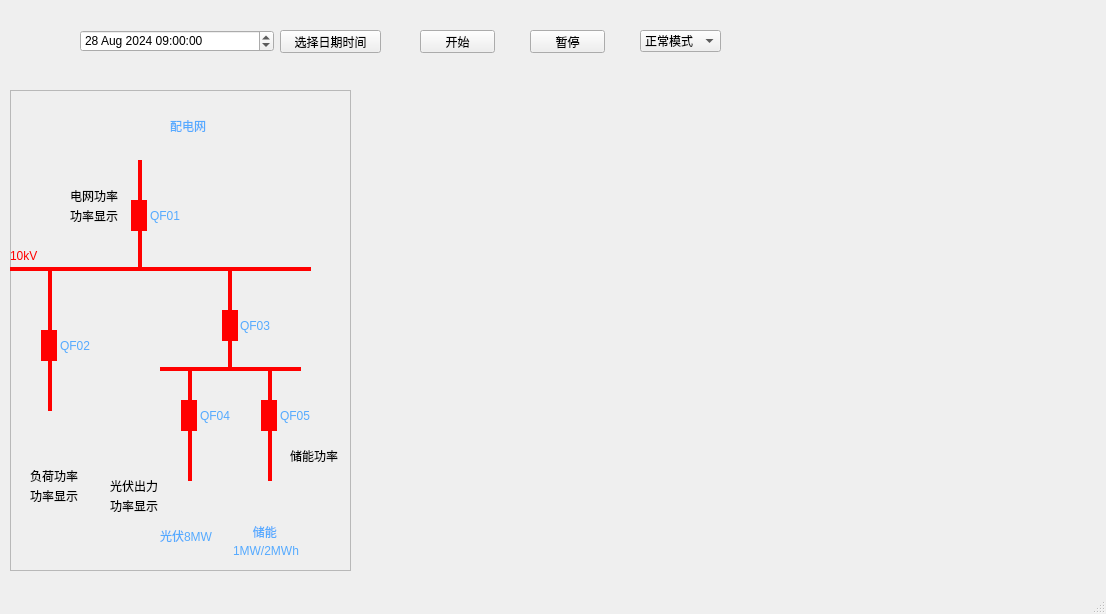
First picture: the form in mainwindow.ui, repository TranquilityOcean/hubei_pro, before the edit.
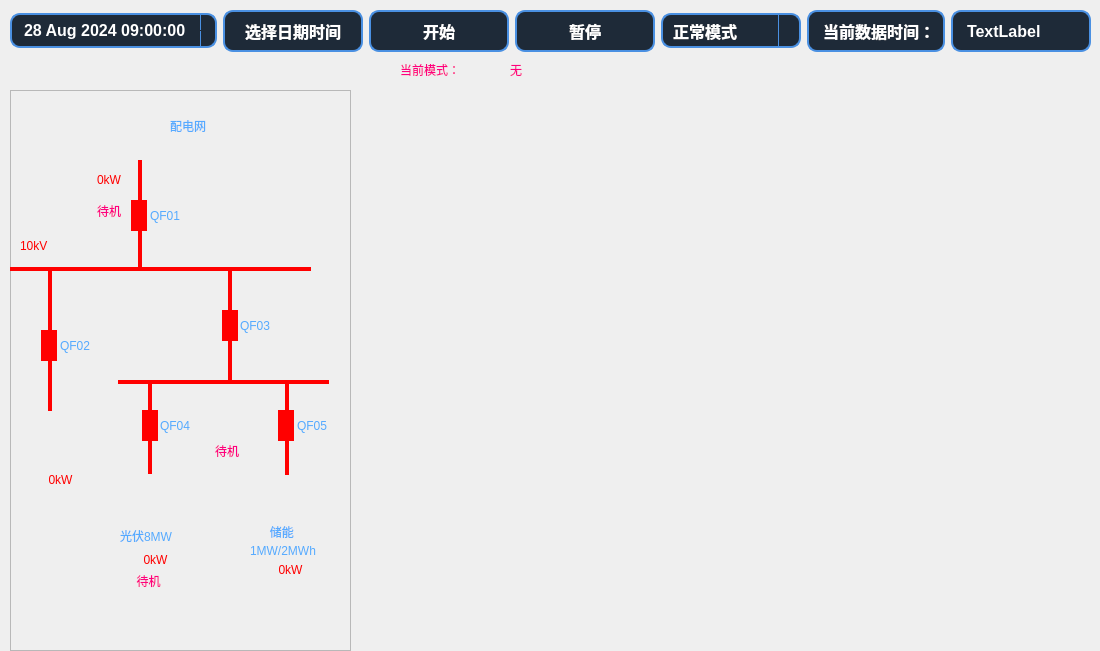
Second picture: the form after the edit. Icons and pictures are not drawn. Custom widgets are drawn as their Qt base class.

Commit message: 1.完成初版的开发，具备预定的所有功能，界面运行正常

Diff of the .ui file:
```diff
--- a/mainwindow.ui
+++ b/mainwindow.ui
@@ -6,12 +6,25 @@
    <rect>
     <x>0</x>
     <y>0</y>
-    <width>1106</width>
-    <height>614</height>
+    <width>1100</width>
+    <height>651</height>
    </rect>
   </property>
+  <property name="sizePolicy">
+   <sizepolicy hsizetype="Fixed" vsizetype="Fixed">
+    <horstretch>0</horstretch>
+    <verstretch>0</verstretch>
+   </sizepolicy>
+  </property>
   <property name="windowTitle">
-   <string>MainWindow</string>
+   <string>湖北电能微网数据可视化工具</string>
+  </property>
+  <property name="windowIcon">
+   <iconset resource="hubei_resource.qrc">
+    <normaloff>:/icon/images/micro.png</normaloff>:/icon/images/micro.png</iconset>
+  </property>
+  <property name="styleSheet">
+   <string notr="true"/>
   </property>
   <widget class="QWidget" name="centralwidget">
    <widget class="QFrame" name="frame">
@@ -20,7 +33,7 @@
       <x>10</x>
       <y>90</y>
       <width>341</width>
-      <height>481</height>
+      <height>561</height>
      </rect>
     </property>
     <property name="sizePolicy">
@@ -77,10 +90,10 @@
     <widget class="Line" name="line_guangFu">
      <property name="geometry">
       <rect>
-       <x>170</x>
-       <y>280</y>
+       <x>130</x>
+       <y>293</y>
        <width>20</width>
-       <height>111</height>
+       <height>91</height>
       </rect>
      </property>
      <property name="styleSheet">
@@ -102,7 +115,7 @@
     <widget class="QLabel" name="label_14">
      <property name="geometry">
       <rect>
-       <x>150</x>
+       <x>110</x>
        <y>430</y>
        <width>71</width>
        <height>31</height>
@@ -119,7 +132,7 @@
     <widget class="QLabel" name="label_4">
      <property name="geometry">
       <rect>
-       <x>154</x>
+       <x>114</x>
        <y>390</y>
        <width>51</width>
        <height>41</height>
@@ -138,8 +151,8 @@
     <widget class="QLabel" name="label_19">
      <property name="geometry">
       <rect>
-       <x>171</x>
-       <y>310</y>
+       <x>132</x>
+       <y>320</y>
        <width>16</width>
        <height>31</height>
       </rect>
@@ -154,10 +167,10 @@
     <widget class="Line" name="line_5">
      <property name="geometry">
       <rect>
-       <x>150</x>
-       <y>271</y>
-       <width>141</width>
-       <height>16</height>
+       <x>108</x>
+       <y>282</y>
+       <width>211</width>
+       <height>20</height>
       </rect>
      </property>
      <property name="styleSheet">
@@ -179,7 +192,7 @@
        <x>210</x>
        <y>180</y>
        <width>20</width>
-       <height>101</height>
+       <height>110</height>
       </rect>
      </property>
      <property name="styleSheet">
@@ -201,8 +214,8 @@
     <widget class="QLabel" name="label_12">
      <property name="geometry">
       <rect>
-       <x>190</x>
-       <y>310</y>
+       <x>150</x>
+       <y>320</y>
        <width>71</width>
        <height>31</height>
       </rect>
@@ -251,7 +264,7 @@
     <widget class="QLabel" name="label_15">
      <property name="geometry">
       <rect>
-       <x>223</x>
+       <x>240</x>
        <y>420</y>
        <width>101</width>
        <height>61</height>
@@ -348,10 +361,10 @@
     <widget class="QWidget" name="widget_battery" native="true">
      <property name="geometry">
       <rect>
-       <x>290</x>
-       <y>390</y>
-       <width>41</width>
-       <height>61</height>
+       <x>180</x>
+       <y>370</y>
+       <width>71</width>
+       <height>81</height>
       </rect>
      </property>
     </widget>
@@ -377,10 +390,10 @@
     <widget class="Line" name="line_chuNeng">
      <property name="geometry">
       <rect>
-       <x>250</x>
-       <y>280</y>
+       <x>267</x>
+       <y>294</y>
        <width>20</width>
-       <height>111</height>
+       <height>91</height>
       </rect>
      </property>
      <property name="styleSheet">
@@ -402,8 +415,8 @@
     <widget class="QLabel" name="label_20">
      <property name="geometry">
       <rect>
-       <x>251</x>
-       <y>310</y>
+       <x>268</x>
+       <y>320</y>
        <width>16</width>
        <height>31</height>
       </rect>
@@ -451,7 +464,7 @@
     <widget class="QLabel" name="label_5">
      <property name="geometry">
       <rect>
-       <x>240</x>
+       <x>257</x>
        <y>390</y>
        <width>41</width>
        <height>41</height>
@@ -470,9 +483,9 @@
     <widget class="QLabel" name="label_13">
      <property name="geometry">
       <rect>
-       <x>270</x>
-       <y>310</y>
-       <width>71</width>
+       <x>287</x>
+       <y>320</y>
+       <width>41</width>
        <height>31</height>
       </rect>
      </property>
@@ -512,112 +525,208 @@
     <widget class="QLabel" name="label_18">
      <property name="geometry">
       <rect>
-       <x>0</x>
-       <y>150</y>
+       <x>10</x>
+       <y>140</y>
        <width>71</width>
        <height>31</height>
       </rect>
      </property>
      <property name="styleSheet">
-      <string notr="true">color: rgb(85, 170, 255);
-color: rgb(255, 0, 0);
-font: 75 10pt &quot;微软雅黑&quot;;</string>
+      <string notr="true">color: rgb(255, 0, 0);
+font: 75 12pt &quot;微软雅黑&quot;;</string>
      </property>
      <property name="text">
       <string>10kV</string>
      </property>
     </widget>
-    <widget class="QLabel" name="label">
+    <widget class="QLabel" name="label_chuNeng">
      <property name="geometry">
       <rect>
-       <x>280</x>
-       <y>360</y>
-       <width>54</width>
-       <height>12</height>
+       <x>220</x>
+       <y>470</y>
+       <width>121</width>
+       <height>20</height>
       </rect>
      </property>
-     <property name="text">
-      <string>储能功率</string>
+     <property name="styleSheet">
+      <string notr="true">color: rgb(255, 0, 0);
+font: 75 12pt &quot;微软雅黑&quot;;</string>
      </property>
-    </widget>
-    <widget class="QLabel" name="label_6">
-     <property name="geometry">
-      <rect>
-       <x>100</x>
-       <y>390</y>
-       <width>54</width>
-       <height>12</height>
-      </rect>
-     </property>
      <property name="text">
-      <string>光伏出力</string>
+      <string>0kW</string>
      </property>
-    </widget>
-    <widget class="QLabel" name="label_7">
-     <property name="geometry">
-      <rect>
-       <x>100</x>
-       <y>410</y>
-       <width>54</width>
-       <height>12</height>
-      </rect>
+     <property name="alignment">
+      <set>Qt::AlignCenter</set>
      </property>
-     <property name="text">
-      <string>功率显示</string>
-     </property>
     </widget>
     <widget class="QLabel" name="label_22">
      <property name="geometry">
       <rect>
-       <x>60</x>
-       <y>100</y>
-       <width>54</width>
-       <height>12</height>
+       <x>10</x>
+       <y>80</y>
+       <width>101</width>
+       <height>20</height>
       </rect>
      </property>
-     <property name="text">
-      <string>电网功率</string>
+     <property name="styleSheet">
+      <string notr="true">color: rgb(255, 0, 0);
+font: 75 12pt &quot;微软雅黑&quot;;
+</string>
      </property>
-    </widget>
-    <widget class="QLabel" name="label_23">
-     <property name="geometry">
-      <rect>
-       <x>60</x>
-       <y>120</y>
-       <width>54</width>
-       <height>12</height>
-      </rect>
-     </property>
      <property name="text">
-      <string>功率显示</string>
+      <string>0kW</string>
      </property>
+     <property name="alignment">
+      <set>Qt::AlignRight|Qt::AlignTrailing|Qt::AlignVCenter</set>
+     </property>
     </widget>
     <widget class="QLabel" name="label_24">
      <property name="geometry">
       <rect>
-       <x>20</x>
+       <x>0</x>
        <y>380</y>
-       <width>54</width>
-       <height>12</height>
+       <width>101</width>
+       <height>20</height>
       </rect>
      </property>
+     <property name="styleSheet">
+      <string notr="true">color: rgb(255, 0, 0);
+font: 75 12pt &quot;微软雅黑&quot;;</string>
+     </property>
      <property name="text">
-      <string>负荷功率</string>
+      <string>0kW</string>
      </property>
+     <property name="alignment">
+      <set>Qt::AlignCenter</set>
+     </property>
     </widget>
     <widget class="QLabel" name="label_25">
      <property name="geometry">
       <rect>
-       <x>20</x>
-       <y>400</y>
+       <x>80</x>
+       <y>460</y>
+       <width>131</width>
+       <height>20</height>
+      </rect>
+     </property>
+     <property name="styleSheet">
+      <string notr="true">color: rgb(255, 0, 0);
+font: 75 12pt &quot;微软雅黑&quot;;</string>
+     </property>
+     <property name="text">
+      <string>0kW</string>
+     </property>
+     <property name="alignment">
+      <set>Qt::AlignCenter</set>
+     </property>
+    </widget>
+    <widget class="QLabel" name="label">
+     <property name="geometry">
+      <rect>
+       <x>190</x>
+       <y>350</y>
        <width>54</width>
-       <height>12</height>
+       <height>21</height>
       </rect>
      </property>
+     <property name="styleSheet">
+      <string notr="true">color: rgb(255, 0, 127);
+font: 75 12pt &quot;微软雅黑&quot;;</string>
+     </property>
      <property name="text">
-      <string>功率显示</string>
+      <string>待机</string>
      </property>
+     <property name="alignment">
+      <set>Qt::AlignCenter</set>
+     </property>
     </widget>
+    <widget class="QLabel" name="label_pv_status">
+     <property name="geometry">
+      <rect>
+       <x>63</x>
+       <y>480</y>
+       <width>151</width>
+       <height>21</height>
+      </rect>
+     </property>
+     <property name="styleSheet">
+      <string notr="true">color: rgb(255, 0, 127);
+font: 75 12pt &quot;微软雅黑&quot;;</string>
+     </property>
+     <property name="text">
+      <string>待机</string>
+     </property>
+     <property name="alignment">
+      <set>Qt::AlignCenter</set>
+     </property>
+    </widget>
+    <widget class="QLabel" name="label_GridStatus">
+     <property name="geometry">
+      <rect>
+       <x>10</x>
+       <y>110</y>
+       <width>101</width>
+       <height>21</height>
+      </rect>
+     </property>
+     <property name="styleSheet">
+      <string notr="true">color: rgb(255, 0, 127);
+font: 75 12pt &quot;微软雅黑&quot;;</string>
+     </property>
+     <property name="text">
+      <string>待机</string>
+     </property>
+     <property name="alignment">
+      <set>Qt::AlignRight|Qt::AlignTrailing|Qt::AlignVCenter</set>
+     </property>
+    </widget>
+    <widget class="ArrowLabel" name="label_arrow">
+     <property name="geometry">
+      <rect>
+       <x>117</x>
+       <y>80</y>
+       <width>21</width>
+       <height>21</height>
+      </rect>
+     </property>
+     <property name="text">
+      <string/>
+     </property>
+    </widget>
+    <zorder>label_21</zorder>
+    <zorder>line_2</zorder>
+    <zorder>label_14</zorder>
+    <zorder>label_4</zorder>
+    <zorder>label_QF04</zorder>
+    <zorder>line_5</zorder>
+    <zorder>line_4</zorder>
+    <zorder>label_12</zorder>
+    <zorder>label_QF03</zorder>
+    <zorder>label_11</zorder>
+    <zorder>label_15</zorder>
+    <zorder>label_QF01</zorder>
+    <zorder>label_10</zorder>
+    <zorder>line_dianWang</zorder>
+    <zorder>label_3</zorder>
+    <zorder>widget_battery</zorder>
+    <zorder>label_2</zorder>
+    <zorder>line_chuNeng</zorder>
+    <zorder>label_QF05</zorder>
+    <zorder>label_9</zorder>
+    <zorder>label_5</zorder>
+    <zorder>label_13</zorder>
+    <zorder>line_fuZai</zorder>
+    <zorder>label_18</zorder>
+    <zorder>label_chuNeng</zorder>
+    <zorder>label_exchange</zorder>
+    <zorder>label_fuHe</zorder>
+    <zorder>label_pv</zorder>
+    <zorder>label</zorder>
+    <zorder>label_pv_status</zorder>
+    <zorder>label_GridStatus</zorder>
+    <zorder>label_QF02</zorder>
+    <zorder>line_guangFu</zorder>
+    <zorder>label_arrow</zorder>
    </widget>
    <widget class="QWidget" name="widget_dataShow" native="true">
     <property name="geometry">
@@ -625,102 +734,304 @@
       <x>350</x>
       <y>90</y>
       <width>731</width>
-      <height>471</height>
+      <height>561</height>
      </rect>
     </property>
    </widget>
-   <widget class="QPushButton" name="btn_start">
+   <widget class="QWidget" name="layoutWidget">
     <property name="geometry">
      <rect>
-      <x>420</x>
-      <y>30</y>
-      <width>75</width>
-      <height>23</height>
+      <x>10</x>
+      <y>10</y>
+      <width>1081</width>
+      <height>42</height>
      </rect>
     </property>
-    <property name="text">
-     <string>开始</string>
-    </property>
+    <layout class="QHBoxLayout" name="horizontalLayout">
+     <item>
+      <widget class="QDateTimeEdit" name="dateTimeEdit">
+       <property name="focusPolicy">
+        <enum>Qt::NoFocus</enum>
+       </property>
+       <property name="styleSheet">
+        <string notr="true">QDateTimeEdit {
+    background-color: #1e2a38;  /* 深蓝灰色背景 */
+    color: #ffffff;             /* 白色文本 */
+    border: 2px solid #4a90e2;  /* 亮蓝色边框 */
+    border-radius: 10px;         /* 圆角边框 */
+    padding: 5px 10px;          /* 内边距，增加可视舒适度 */
+    font-size: 16px;            /* 字体大小 */
+    font-family: Arial, sans-serif; /* 字体选择 */
+    font-weight: bold;          /* 加粗字体 */
+}
+
+QDateTimeEdit::up-button {
+    subcontrol-origin: border;  /* 按钮位置相对于边框 */
+    subcontrol-position: top right; /* 右上角 */
+    width: 16px;                /* 按钮宽度 */
+    border-left:1px solid #4a90e2; /* 与主框的分隔线 */
+}
+
+QDateTimeEdit::down-button {
+    subcontrol-origin: border;  /* 按钮位置相对于边框 */
+    subcontrol-position: bottom right; /* 右下角 */
+    width: 16px;                /* 按钮宽度 */
+    border-left:1px solid #4a90e2; /* 与主框的分隔线 */
+}
+
+QDateTimeEdit::up-arrow {
+    image: url(:/icon/images/upArrow.png);
+    width: 10px;                /* 图标大小 */
+    height: 10px;
+}
+
+QDateTimeEdit::down-arrow {
+	image: url(:/icon/images/downArrow.png);
+    width: 10px;                /* 图标大小 */
+    height: 10px;
+}</string>
+       </property>
+       <property name="dateTime">
+        <datetime>
+         <hour>9</hour>
+         <minute>0</minute>
+         <second>0</second>
+         <year>2024</year>
+         <month>8</month>
+         <day>28</day>
+        </datetime>
+       </property>
+      </widget>
+     </item>
+     <item>
+      <widget class="QPushButton" name="btn_dataSel">
+       <property name="styleSheet">
+        <string notr="true">QPushButton {
+    background-color: #1e2a38;  /* 深蓝灰色背景 */
+    color: #ffffff;             /* 白色文本 */
+    border: 2px solid #4a90e2;  /* 亮蓝色边框 */
+    border-radius: 10px;        /* 圆角按钮 */
+    padding: 10px 20px;         /* 增加内边距 */
+    font-size: 16px;            /* 字体大小 */
+    font-weight: bold;          /* 加粗字体 */
+}
+
+QPushButton:hover {
+    background-color: #4a90e2;  /* 悬停时的亮蓝色背景 */
+    border: 2px solid #ffffff;  /* 悬停时的白色边框 */
+}
+
+QPushButton:pressed {
+    background-color: #0f1a24;  /* 按下时的深色背景 */
+    border: 2px solid #4a90e2;  /* 按下时的亮蓝色边框 */
+}
+</string>
+       </property>
+       <property name="text">
+        <string>选择日期时间</string>
+       </property>
+      </widget>
+     </item>
+     <item>
+      <widget class="QPushButton" name="btn_start">
+       <property name="styleSheet">
+        <string notr="true">QPushButton {
+    background-color: #1e2a38;  /* 深蓝灰色背景 */
+    color: #ffffff;             /* 白色文本 */
+    border: 2px solid #4a90e2;  /* 亮蓝色边框 */
+    border-radius: 10px;        /* 圆角按钮 */
+    padding: 10px 20px;         /* 增加内边距 */
+    font-size: 16px;            /* 字体大小 */
+    font-weight: bold;          /* 加粗字体 */
+}
+
+QPushButton:hover {
+    background-color: #4a90e2;  /* 悬停时的亮蓝色背景 */
+    border: 2px solid #ffffff;  /* 悬停时的白色边框 */
+}
+
+QPushButton:pressed {
+    background-color: #0f1a24;  /* 按下时的深色背景 */
+    border: 2px solid #4a90e2;  /* 按下时的亮蓝色边框 */
+}
+</string>
+       </property>
+       <property name="text">
+        <string>开始</string>
+       </property>
+      </widget>
+     </item>
+     <item>
+      <widget class="QPushButton" name="btn_stop">
+       <property name="styleSheet">
+        <string notr="true">QPushButton {
+    background-color: #1e2a38;  /* 深蓝灰色背景 */
+    color: #ffffff;             /* 白色文本 */
+    border: 2px solid #4a90e2;  /* 亮蓝色边框 */
+    border-radius: 10px;        /* 圆角按钮 */
+    padding: 10px 20px;         /* 增加内边距 */
+    font-size: 16px;            /* 字体大小 */
+    font-weight: bold;          /* 加粗字体 */
+}
+
+QPushButton:hover {
+    background-color: #4a90e2;  /* 悬停时的亮蓝色背景 */
+    border: 2px solid #ffffff;  /* 悬停时的白色边框 */
+}
+
+QPushButton:pressed {
+    background-color: #0f1a24;  /* 按下时的深色背景 */
+    border: 2px solid #4a90e2;  /* 按下时的亮蓝色边框 */
+}
+</string>
+       </property>
+       <property name="text">
+        <string>暂停</string>
+       </property>
+      </widget>
+     </item>
+     <item>
+      <widget class="QComboBox" name="comboBox">
+       <property name="styleSheet">
+        <string notr="true">QComboBox {
+    background-color: #1e2a38;  /* 深蓝灰色背景 */
+    color: #ffffff;             /* 白色文本 */
+    border: 2px solid #4a90e2;  /* 亮蓝色边框 */
+    border-radius: 10px;         /* 圆角边框 */
+    padding: 5px 10px;          /* 内边距，增加可视舒适度 */
+    font-size: 16px;            /* 字体大小 */
+    font-family: Arial, sans-serif; /* 字体选择 */
+    font-weight: bold;          /* 加粗字体 */
+}
+
+QComboBox QAbstractItemView {
+    background-color: #1e2a38;   /* 下拉列表背景色 */
+    border: 1px solid #4a90e2;   /* 下拉列表的边框颜色 */
+    selection-background-color: #4a90e2; /* 选中的项目背景色 */
+    color: #ffffff;              /* 列表项的文本颜色 */
+}
+
+QComboBox::drop-down {
+    subcontrol-origin: padding;
+    subcontrol-position: top right;
+    width: 20px;                 /* 下拉按钮宽度 */
+    border-left: 1px solid #4a90e2;  /* 下拉按钮与文本的分隔线 */
+	
+}
+
+QComboBox::down-arrow {
+    image: url(:/icon/images/downArrow.png);  /* 自定义下拉箭头图标 */
+    width: 12px;                 /* 图标宽度 */
+    height: 12px;                /* 图标高度 */
+}
+</string>
+       </property>
+       <item>
+        <property name="text">
+         <string>正常模式</string>
+        </property>
+       </item>
+       <item>
+        <property name="text">
+         <string>加速模式</string>
+        </property>
+       </item>
+      </widget>
+     </item>
+     <item>
+      <widget class="QLabel" name="label_timeShow_left">
+       <property name="maximumSize">
+        <size>
+         <width>138</width>
+         <height>16777215</height>
+        </size>
+       </property>
+       <property name="styleSheet">
+        <string notr="true">QLabel {
+    background-color: #1e2a38;  /* 深蓝灰色背景 */
+    color: #ffffff;             /* 白色文本 */
+    border: 2px solid #4a90e2;  /* 亮蓝色边框 */
+    border-radius: 10px;         /* 圆角边框 */
+    padding: 5px 10px;          /* 内边距，增加可视舒适度 */
+    font-size: 16px;            /* 字体大小 */
+    font-family: Arial, sans-serif; /* 字体选择 */
+    font-weight: bold;          /* 加粗字体 */
+}
+</string>
+       </property>
+       <property name="text">
+        <string>当前数据时间：</string>
+       </property>
+      </widget>
+     </item>
+     <item>
+      <widget class="QLabel" name="label_timeShow">
+       <property name="styleSheet">
+        <string notr="true">QLabel {
+    background-color: #1e2a38;  /* 深蓝灰色背景 */
+    color: #ffffff;             /* 白色文本 */
+    border: 2px solid #4a90e2;  /* 亮蓝色边框 */
+    border-radius: 10px;         /* 圆角边框 */
+    padding: 5px 10px;          /* 内边距，增加可视舒适度 */
+    font-size: 16px;            /* 字体大小 */
+    font-family: Arial, sans-serif; /* 字体选择 */
+    font-weight: bold;          /* 加粗字体 */
+}
+</string>
+       </property>
+       <property name="text">
+        <string>TextLabel</string>
+       </property>
+      </widget>
+     </item>
+    </layout>
    </widget>
-   <widget class="QPushButton" name="btn_stop">
+   <widget class="QLabel" name="label_7">
     <property name="geometry">
      <rect>
-      <x>530</x>
-      <y>30</y>
-      <width>75</width>
-      <height>23</height>
-     </rect>
-    </property>
-    <property name="text">
-     <string>暂停</string>
-    </property>
-   </widget>
-   <widget class="QComboBox" name="comboBox">
-    <property name="geometry">
-     <rect>
-      <x>640</x>
-      <y>30</y>
+      <x>400</x>
+      <y>60</y>
       <width>81</width>
-      <height>22</height>
+      <height>20</height>
      </rect>
     </property>
-    <item>
-     <property name="text">
-      <string>正常模式</string>
-     </property>
-    </item>
-    <item>
-     <property name="text">
-      <string>加速模式</string>
-     </property>
-    </item>
-   </widget>
-   <widget class="QPushButton" name="pushButton_3">
-    <property name="geometry">
-     <rect>
-      <x>280</x>
-      <y>30</y>
-      <width>101</width>
-      <height>23</height>
-     </rect>
+    <property name="styleSheet">
+     <string notr="true">color: rgb(255, 0, 127);
+font: 75 14pt &quot;微软雅黑&quot;;</string>
     </property>
     <property name="text">
-     <string>选择日期时间</string>
+     <string>当前模式：</string>
     </property>
    </widget>
-   <widget class="QDateTimeEdit" name="dateTimeEdit">
+   <widget class="QLabel" name="label_ceLue">
     <property name="geometry">
      <rect>
-      <x>80</x>
-      <y>30</y>
-      <width>194</width>
-      <height>22</height>
+      <x>510</x>
+      <y>60</y>
+      <width>571</width>
+      <height>20</height>
      </rect>
     </property>
-    <property name="dateTime">
-     <datetime>
-      <hour>9</hour>
-      <minute>0</minute>
-      <second>0</second>
-      <year>2024</year>
-      <month>8</month>
-      <day>28</day>
-     </datetime>
+    <property name="styleSheet">
+     <string notr="true">color: rgb(255, 0, 127);
+font: 75 14pt &quot;微软雅黑&quot;;</string>
     </property>
+    <property name="text">
+     <string>无</string>
+    </property>
+    <property name="alignment">
+     <set>Qt::AlignLeading|Qt::AlignLeft|Qt::AlignVCenter</set>
+    </property>
    </widget>
   </widget>
-  <widget class="QMenuBar" name="menubar">
-   <property name="geometry">
-    <rect>
-     <x>0</x>
-     <y>0</y>
-     <width>1106</width>
-     <height>23</height>
-    </rect>
-   </property>
-  </widget>
-  <widget class="QStatusBar" name="statusbar"/>
  </widget>
+ <customwidgets>
+  <customwidget>
+   <class>ArrowLabel</class>
+   <extends>QLabel</extends>
+   <header>arrowlabel.h</header>
+  </customwidget>
+ </customwidgets>
  <resources>
   <include location="hubei_resource.qrc"/>
  </resources>
```
Left out of the diff: 39 changed lines with no effect on the pictures. The commit also changes 39 other files.
